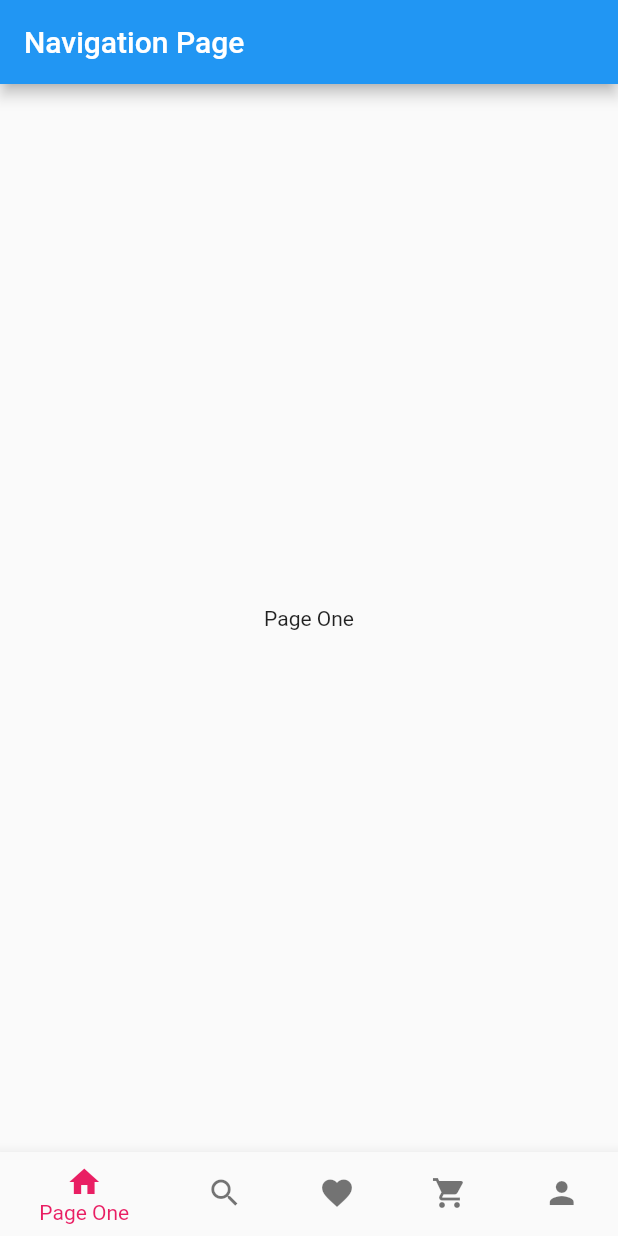
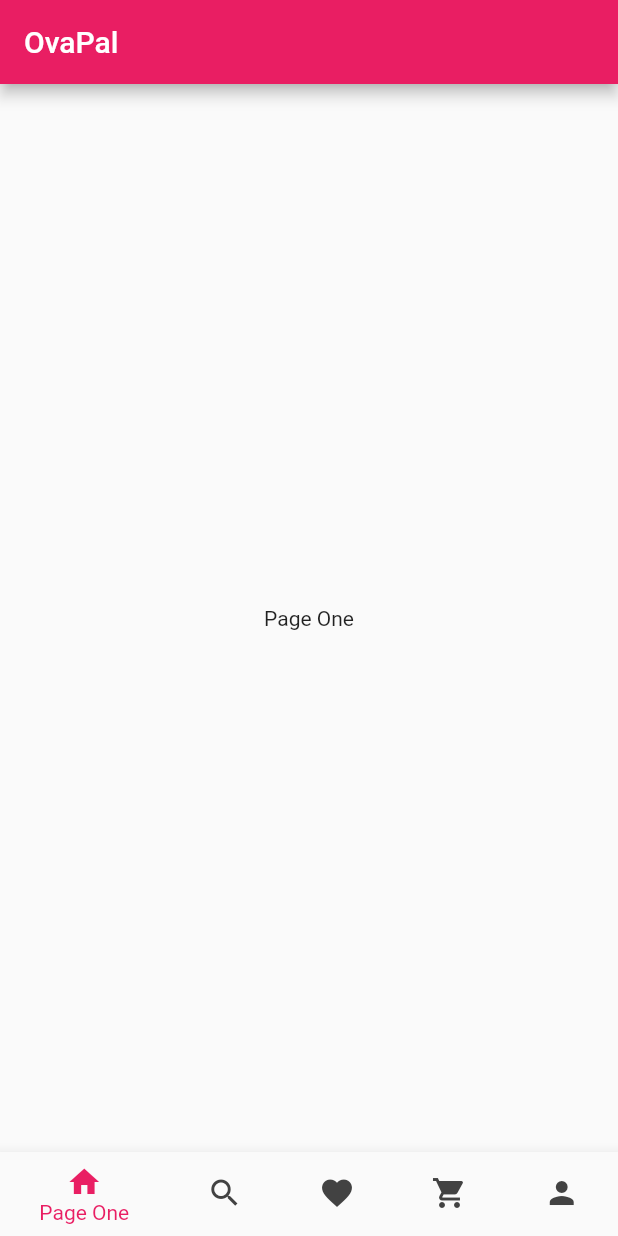
Before and after one commit to Aniket911cpu/OvaPal, a Flutter app: the screen it shows after launch, on a phone screen of 412 x 824 dp. Run offline on Flutter 3.47's test engine with Material 2 defaults, Android fonts, the phone set to English and light mode, and no system bars.

Commit message:
Colors Done,Base Done

```diff
--- /dev/null
+++ b/lib/colors.dart
@@ -0,0 +1,15 @@
+import 'package:flutter/material.dart';
+
+class AppColors {
+  static const Color pink = Color(0xFFE91E63);
+  static const Color blackGrey = Color(0xFF424242);
+  static const Color pink50 = Color(0xFFFCE4EC);
+  static const Color pink100 = Color(0xFFF8BBD0);
+  static const Color pink200 = Color(0xFFF48FB1);
+  static const Color pink300 = Color(0xFFF06292);
+  static const Color pink400 = Color(0xFFEC407A);
+  static const Color pink600 = Color(0xFFD81B60);
+  static const Color pink700 = Color(0xFFC2185B);
+  static const Color pink800 = Color(0xFFAD1457);
+  static const Color pink900 = Color(0xFF880E4F);
+}
--- a/lib/main.dart
+++ b/lib/main.dart
@@ -1,4 +1,5 @@
 import 'package:flutter/material.dart';
+import 'colors.dart';
 
 void main() {
   runApp(MyApp());
@@ -8,6 +9,9 @@ class MyApp extends StatelessWidget {
   @override
   Widget build(BuildContext context) {
     return MaterialApp(
+      theme: ThemeData(
+        primaryColor: AppColors.pink,
+      ),
       home: NavigationPage(),
     );
   }
@@ -38,7 +42,8 @@ class _NavigationPageState extends State<NavigationPage> {
   Widget build(BuildContext context) {
     return Scaffold(
       appBar: AppBar(
-        title: Text('Navigation Page'),
+        backgroundColor: AppColors.pink,
+        title: const Text('OvaPal'),
       ),
       body: _pages[_selectedIndex],
       bottomNavigationBar: BottomNavigationBar(
@@ -66,8 +71,8 @@ class _NavigationPageState extends State<NavigationPage> {
         ],
         currentIndex: _selectedIndex,
         onTap: _onItemTapped,
-        selectedItemColor: Colors.pink, // Sets the selected item color to pink
-        unselectedItemColor: Colors.black54, // Sets the unselected item color to black with some opacity
+        selectedItemColor: AppColors.pink,
+        unselectedItemColor: AppColors.blackGrey,
       ),
     );
   }
```
